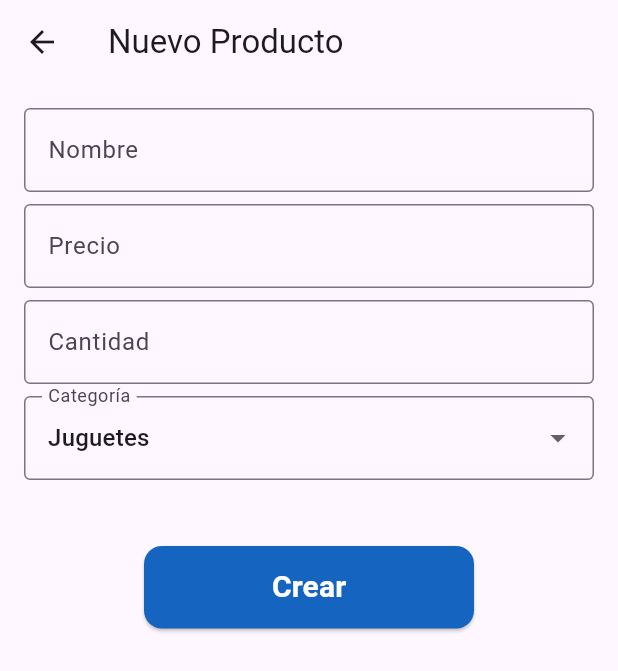
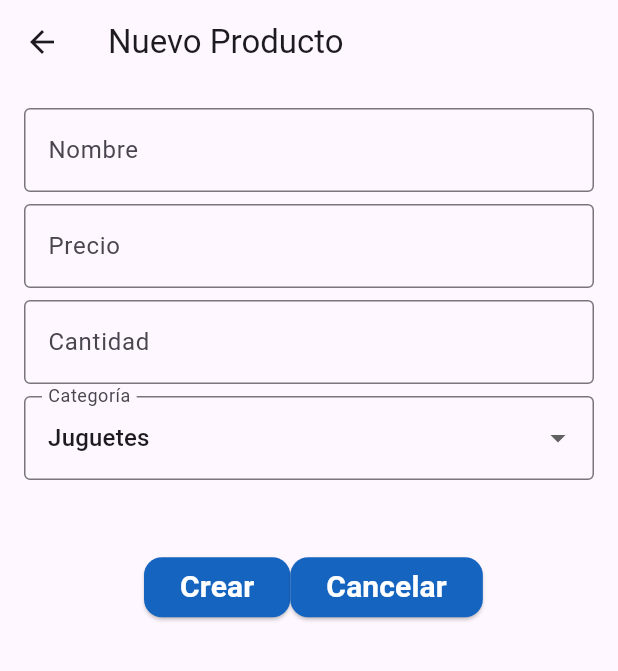
Before and after one commit to AlejandraMABM/tienda_alejandra, a Flutter app: the ProductoFormPage screen opened directly, on a phone screen of 412 x 824 dp. Shown: the top 671 px of the screen. Run offline on Flutter 3.47's test engine with Material 3 defaults, Android fonts, the phone set to English and light mode, and no system bars; our stand-ins replace csv.

Commit message:
crear boton de cancelar en crear producto

```diff
--- a/lib/tienda_alejandra.dart
+++ b/lib/tienda_alejandra.dart
@@ -186,6 +186,16 @@ class _ProductoFormPageState extends State<ProductoFormPage> {
     super.dispose();
   }
 
+  // para crear botón de cancelar y poder resetear los campos al pulsar boton cancelar al crear el producto
+  void _clearTextFields() {
+    _n.clear();
+    _p.clear();
+    _c.clear();
+    // como eliminaria la categoria seleccionada si es un string??
+    // Si usas un Form, puedes resetearlo también:
+    _formKey.currentState?.reset();
+  }
+
   Future<void> _save() async {
     // print('>>> _categoriaSeleccionada en _save(): $_categoriaSeleccionada');
     if (!_formKey.currentState!.validate()) return;
@@ -301,7 +311,13 @@ class _ProductoFormPageState extends State<ProductoFormPage> {
     child: SizedBox(
       width: 220,   // más ancho
       height: 55,   // más alto (botón más grande)
-      child: ElevatedButton(
+      child: Row(
+        mainAxisAlignment: MainAxisAlignment.spaceEvenly,
+        children: [
+
+
+
+          ElevatedButton(
             onPressed: _save,
             style: ElevatedButton.styleFrom(
               backgroundColor: Colors.blue.shade800, // fondo oscuro azul (puedes cambiar)
@@ -317,6 +333,24 @@ class _ProductoFormPageState extends State<ProductoFormPage> {
                 color: Colors.white,      // texto blanco para buen contraste
               ),
             ),
+          ),
+          ElevatedButton(
+            onPressed: _clearTextFields,
+            style: ElevatedButton.styleFrom(
+              backgroundColor: Colors.blue.shade800, // fondo oscuro azul (puedes cambiar)
+              shape: RoundedRectangleBorder(
+                borderRadius: BorderRadius.circular(12), // bordes redondeados
+              ),
+            ), child: Text('Cancelar',
+            style: const TextStyle(
+                fontSize: 20,             // texto más grande
+                fontWeight: FontWeight.bold,
+                color: Colors.white,      // texto blanco para buen contraste
+              ),
+
+            ), ),
+
+        ],
       ),
     ),
   ),
```
Lines whose indentation alone changed are shown as unchanged.
